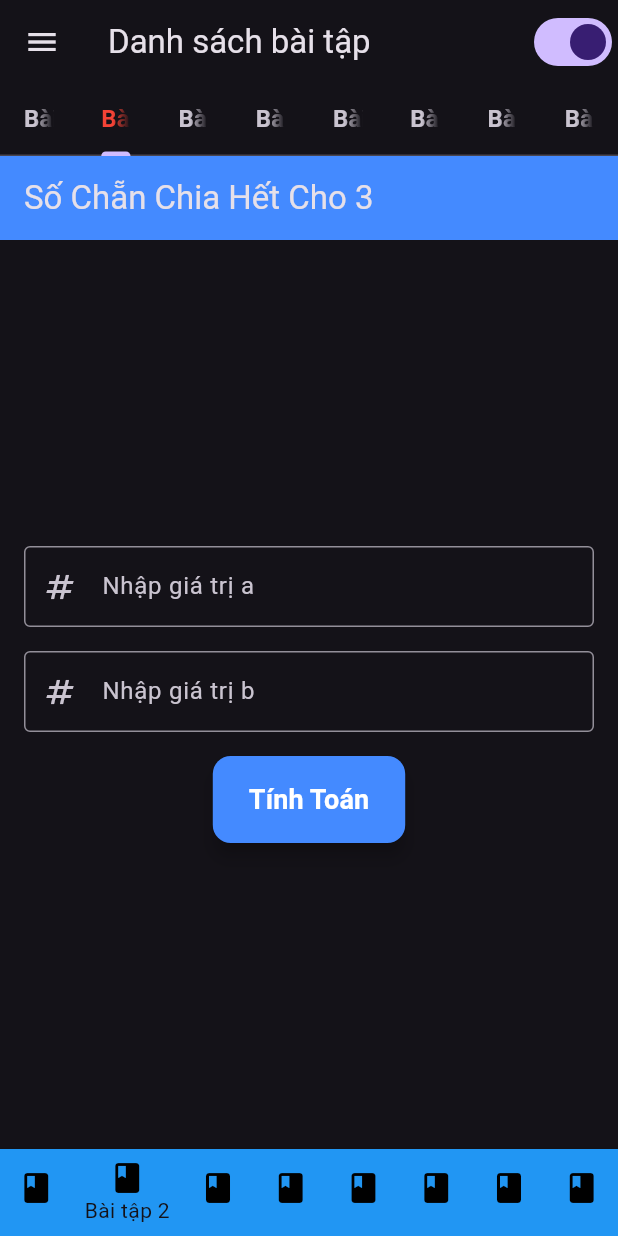
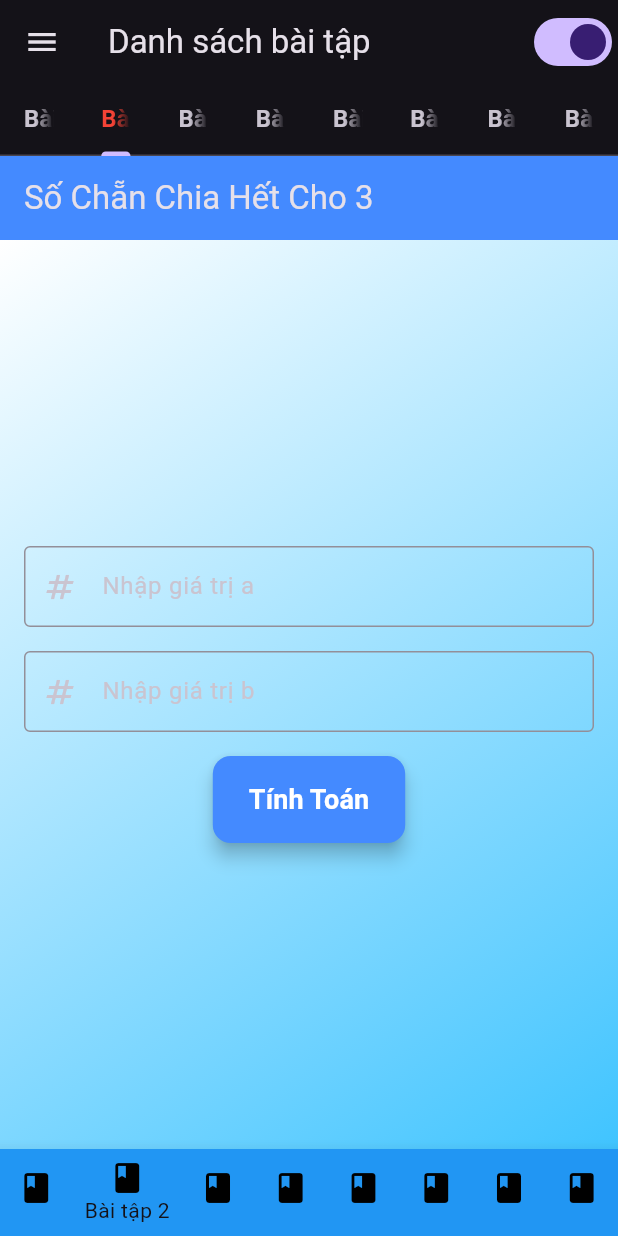
Before and after one commit to qminhminh/bai_tap_van_dung_CT_Quang_Minh, a Flutter app: the screen it shows after launch, item 2 of the bottom bar chosen, on a phone screen of 412 x 824 dp. Run offline on Flutter 3.47's test engine with Material 3 defaults, Android fonts, the light colour scheme and no system bars.

Commit message:
add stck 2

```diff
--- a/lib/bai_tap_2.dart
+++ b/lib/bai_tap_2.dart
@@ -88,8 +88,23 @@ class _BaiTap02State extends State<BaiTap02> {
         title: const Text('Số Chẵn Chia Hết Cho 3'),
         backgroundColor: Colors.blueAccent,
       ),
-      body: Padding(
+      body: Stack(
+        children: [
+          // Background container
+          Container(
+            decoration: const BoxDecoration(
+              gradient: LinearGradient(
+                colors: [Colors.white, Colors.lightBlueAccent],
+                begin: Alignment.topLeft,
+                end: Alignment.bottomRight,
+              ),
+            ),
+          ),
+
+          // Form elements on top of the background
+          Padding(
             padding: const EdgeInsets.all(16.0),
+            child: Center(
               child: Form(
                 key: _formKey,
                 child: Column(
@@ -161,6 +176,9 @@ class _BaiTap02State extends State<BaiTap02> {
                 ),
               ),
             ),
+          ),
+        ],
+      ),
     );
   }
 }
```
Lines whose indentation alone changed are shown as unchanged.
